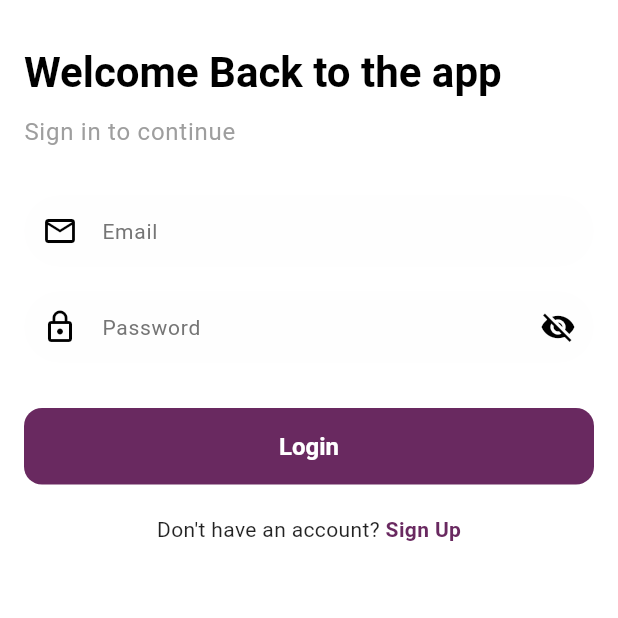
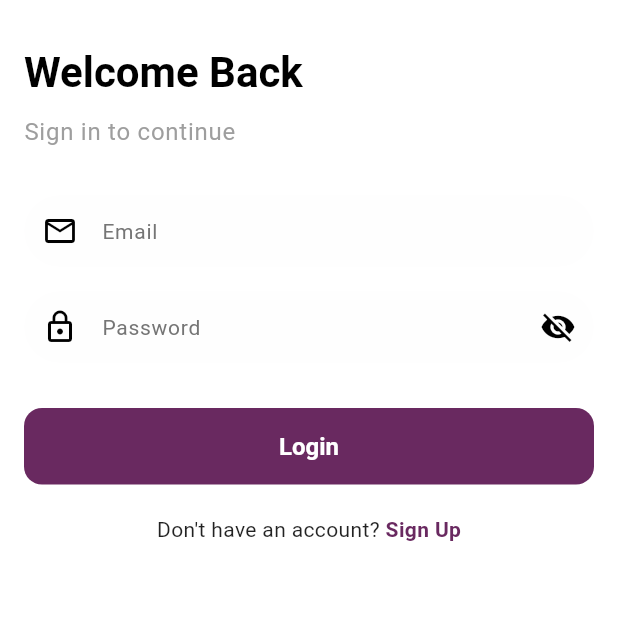
Before and after one commit to Yash-Wadatkar/chat-app, a Flutter app: the screen it shows after launch, on a phone screen of 412 x 824 dp, the top half of it. Run offline on Flutter 3.47's test engine with Material 3 defaults, Android fonts, the phone set to English and light mode, and no system bars; our stand-ins replace firebase_core; accounts and stored records are empty.

Commit message:
Update PushToTester workflow and modify welcome message in LoginScreen

```diff
--- a/lib/presentation/screens/login/login_screen.dart
+++ b/lib/presentation/screens/login/login_screen.dart
@@ -63,7 +63,7 @@ class _LoginScreenState extends State<LoginScreen> {
               children: [
                 SizedBox(height: 30),
                 Text(
-                  'Welcome Back to the app',
+                  'Welcome Back',
                   style: Theme.of(context).textTheme.headlineMedium?.copyWith(
                     fontWeight: FontWeight.bold,
                   ),
```
Also changed, not shown: 1 other file.
